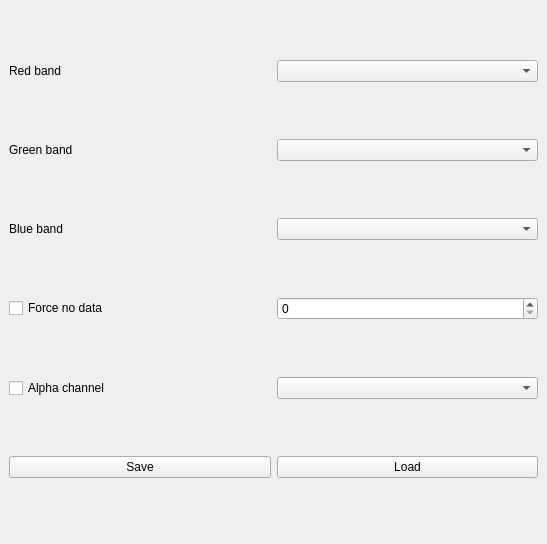
First picture: the form in RasterDisplayComposer_dockwidget_base.ui, repository amondot/RasterDisplayComposer, before the edit.
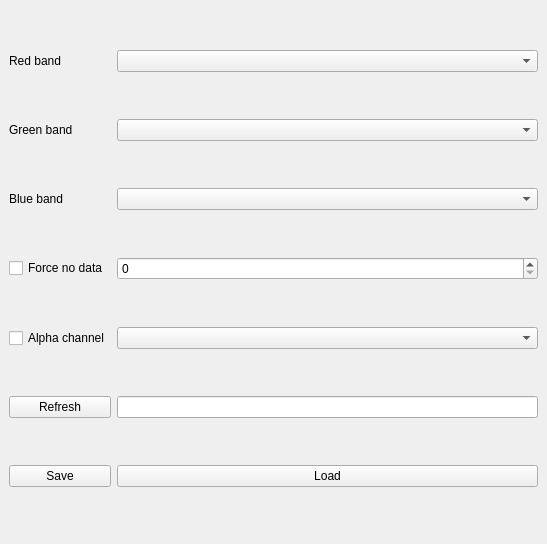
Second picture: the form after the edit.

Commit message: ENH add band name and refresh button

```diff
--- a/RasterDisplayComposer_dockwidget_base.ui
+++ b/RasterDisplayComposer_dockwidget_base.ui
@@ -15,6 +15,23 @@
   </property>
   <widget class="QWidget" name="dockWidgetContents">
    <layout class="QGridLayout" name="gridLayout">
+    <item row="7" column="1">
+     <widget class="QPushButton" name="pushButton_load">
+      <property name="text">
+       <string>Load</string>
+      </property>
+     </widget>
+    </item>
+    <item row="5" column="1">
+     <widget class="QComboBox" name="comboBox_alpha"/>
+    </item>
+    <item row="7" column="0">
+     <widget class="QPushButton" name="pushButton_save">
+      <property name="text">
+       <string>Save</string>
+      </property>
+     </widget>
+    </item>
     <item row="2" column="1">
      <widget class="QComboBox" name="comboBox_blue"/>
     </item>
@@ -52,9 +69,6 @@
       </property>
      </widget>
     </item>
-    <item row="4" column="1">
-     <widget class="QSpinBox" name="spinBox_noData"/>
-    </item>
     <item row="5" column="0">
      <widget class="QCheckBox" name="checkBox_alpha">
       <property name="text">
@@ -62,23 +76,19 @@
       </property>
      </widget>
     </item>
-    <item row="5" column="1">
-     <widget class="QComboBox" name="comboBox_alpha"/>
-    </item>
-    <item row="6" column="1">
-     <widget class="QPushButton" name="pushButton_load">
-      <property name="text">
-       <string>Load</string>
-      </property>
-     </widget>
+    <item row="4" column="1">
+     <widget class="QSpinBox" name="spinBox_noData"/>
     </item>
     <item row="6" column="0">
-     <widget class="QPushButton" name="pushButton_save">
+     <widget class="QPushButton" name="pushButton_refresh">
       <property name="text">
-       <string>Save</string>
+       <string>Refresh</string>
       </property>
      </widget>
     </item>
+    <item row="6" column="1">
+     <widget class="QLineEdit" name="lineEdit_bandName"/>
+    </item>
    </layout>
   </widget>
  </widget>
```
The commit also changes 1 other file.
